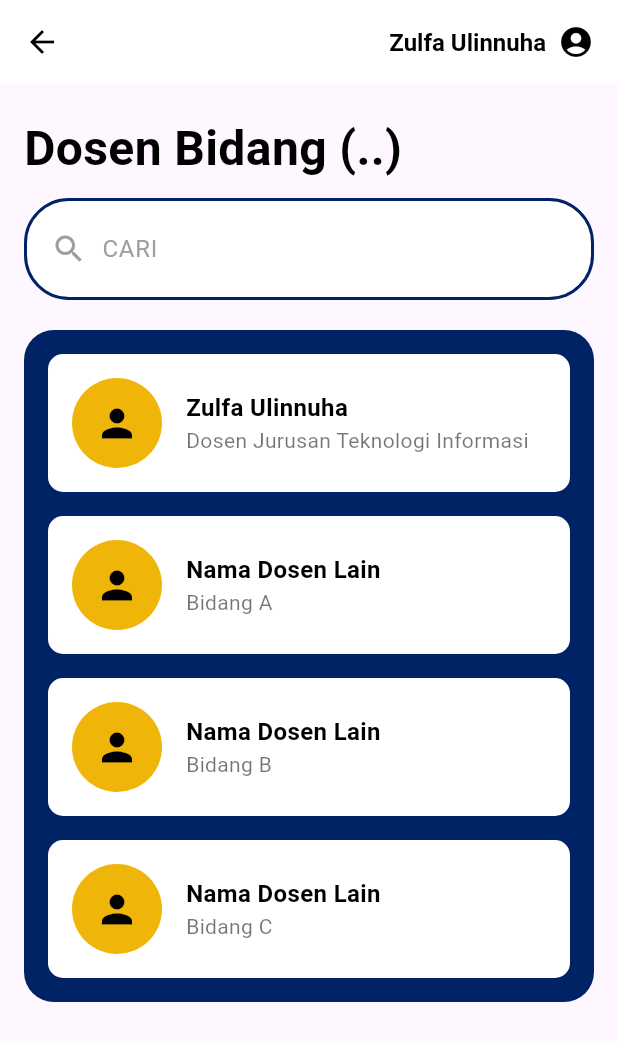
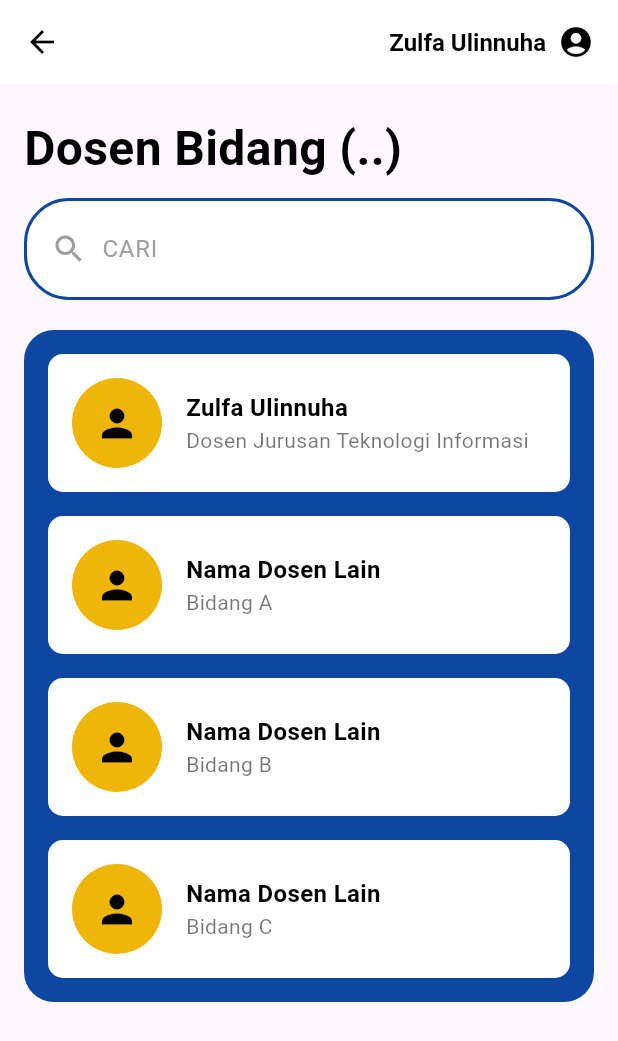
Before and after one commit to Syffafirdausyahhaniputra/hello_world, a Flutter app: the DashboardPage screen opened directly, after a tap on "Pemrograman", on a phone screen of 412 x 824 dp. Shown: the top 1041 px of the screen. Run offline on Flutter 3.47's test engine with Material 3 defaults, Android fonts, the light colour scheme and no system bars; our stand-ins replace google_fonts.

Commit message:
progress dosen + warna

```diff
--- a/lib/dosen/profil.dart
+++ b/lib/dosen/profil.dart
@@ -15,7 +15,7 @@ class ProfilePage extends StatelessWidget {
                 children: [
                   CircleAvatar(
                     radius: 40,
-                    backgroundColor: Color(0xFF002366),
+                    backgroundColor: Color(0xFF0D47A1),
                     child: Icon(
                       Icons.person,
                       size: 40,
--- a/lib/dosen/riwayat.dart
+++ b/lib/dosen/riwayat.dart
@@ -69,8 +69,8 @@ class HistoryPage extends StatelessWidget {
         color: Colors.white,
         borderRadius: BorderRadius.circular(10),
         border: Border.all(
-          color: Color(0xFF002366),
-          width: 3,
+          color: Color(0xFF0D47A1),
+          width: 5,
         ),
       ),
       child: Column(
--- a/lib/pimpinan/dashboard.dart
+++ b/lib/pimpinan/dashboard.dart
@@ -68,8 +68,8 @@ class _DashboardPageState extends State<DashboardPage> {
         color: Colors.white, // Set background color to white
         borderRadius: BorderRadius.circular(10),
         border: Border.all(
-          color: const Color(0xFF002366), // Border color to match the theme
-          width: 2,
+          color: const Color(0xFF0D47A1), // Border color to match the theme
+          width: 5,
         ),
       ),
       child: Column(
@@ -102,7 +102,7 @@ class _DashboardPageState extends State<DashboardPage> {
       children: [
         Container(
           decoration: BoxDecoration(
-            color: const Color(0xFF002366), // Blue color for container
+            color: const Color(0xFF0D47A1), // Blue color for container
             borderRadius: BorderRadius.circular(20),
           ),
           padding: const EdgeInsets.only(top: 30.0, left: 16.0, right: 16.0, bottom: 16.0),
@@ -166,7 +166,7 @@ class _DashboardPageState extends State<DashboardPage> {
       },
       child: Container(
         decoration: BoxDecoration(
-          color: const Color(0xFF002366), // Blue color for card
+          color: const Color(0xFF0D47A1), // Blue color for card
           borderRadius: BorderRadius.circular(10),
         ),
         child: Column(
--- a/lib/pimpinan/dosenbidang.dart
+++ b/lib/pimpinan/dosenbidang.dart
@@ -68,7 +68,7 @@ class DosenBidangPage extends StatelessWidget {
         color: Colors.white,
         borderRadius: BorderRadius.circular(30),
         border: Border.all(
-          color: const Color(0xFF002366), // Warna biru untuk border kotak pencarian
+          color: const Color(0xFF0D47A1), // Warna biru untuk border kotak pencarian
           width: 2,
         ),
       ),
@@ -96,7 +96,7 @@ class DosenBidangPage extends StatelessWidget {
     return Container(
       width: double.infinity,
       decoration: BoxDecoration(
-        color: const Color(0xFF002366), // Warna biru untuk container background
+        color: const Color(0xFF0D47A1), // Warna biru untuk container background
         borderRadius: BorderRadius.circular(20),
       ),
       padding: const EdgeInsets.all(16.0),
--- a/lib/pimpinan/riwayat.dart
+++ b/lib/pimpinan/riwayat.dart
@@ -69,7 +69,7 @@ class _RiwayatPageState extends State<RiwayatPage> {
   Widget _buildRiwayatList() {
     return Container(
       decoration: BoxDecoration(
-        color: const Color(0xFF002366), // Warna biru untuk container background
+        color: const Color(0xFF0D47A1), // Warna biru untuk container background
         borderRadius: BorderRadius.circular(20),
       ),
       padding: const EdgeInsets.all(16.0),
```
Also changed, not shown: lib/bottombar.dart (+5 -5 lines), lib/dosen/dashboard.dart (+18 -6 lines), lib/dosen/dataSertif.dart (renamed from lib/dosen/rekomendasi.dart, +4 -4 lines).
